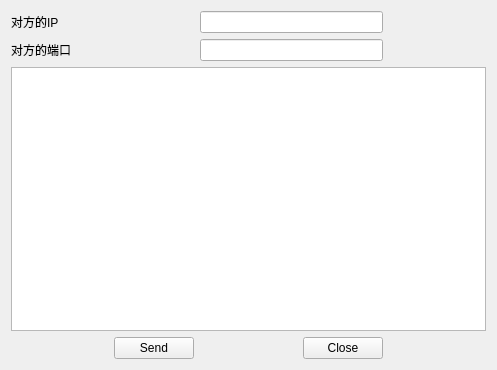
Before: the Qt Designer form day04/02_UDP/newwidget.ui in lvzl20/QTtest1, drawn with Qt 5.
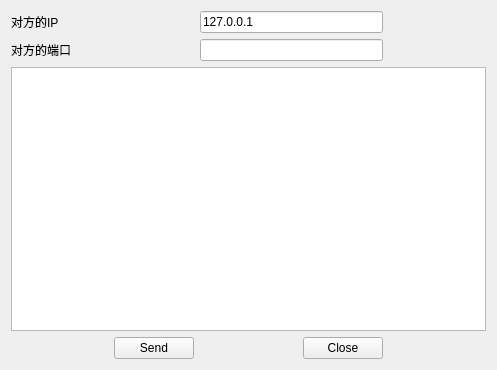
After: the same form once the commit is applied.

What changed in the file:
```diff
--- a/day04/02_UDP/newwidget.ui
+++ b/day04/02_UDP/newwidget.ui
@@ -22,7 +22,11 @@
     </widget>
    </item>
    <item row="0" column="2" colspan="2">
-    <widget class="QLineEdit" name="lineEditIp"/>
+    <widget class="QLineEdit" name="lineEditIp">
+     <property name="text">
+      <string>127.0.0.1</string>
+     </property>
+    </widget>
    </item>
    <item row="1" column="0" colspan="2">
     <widget class="QLabel" name="label_2">
```
